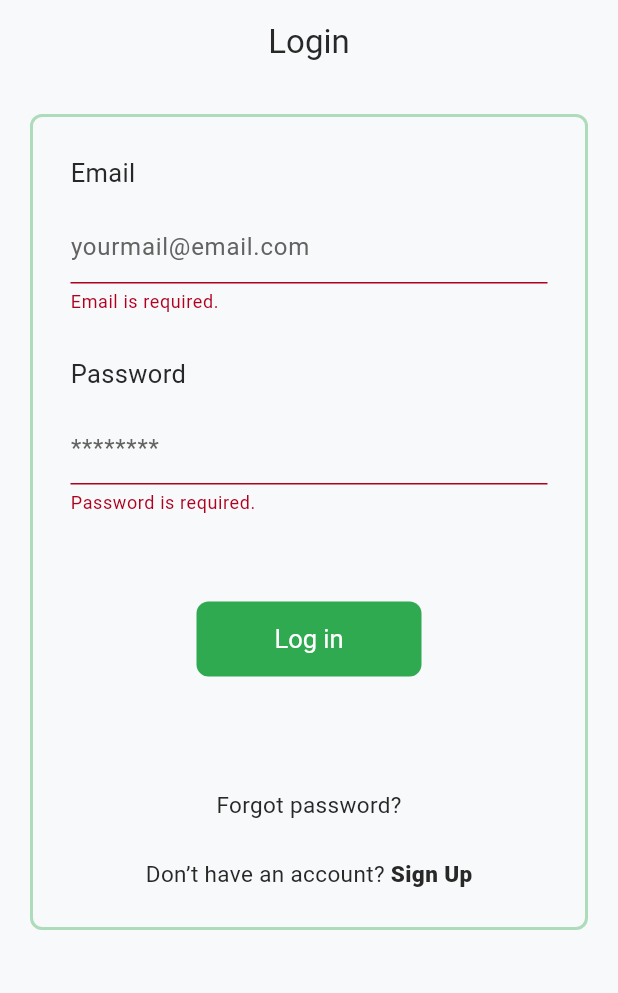
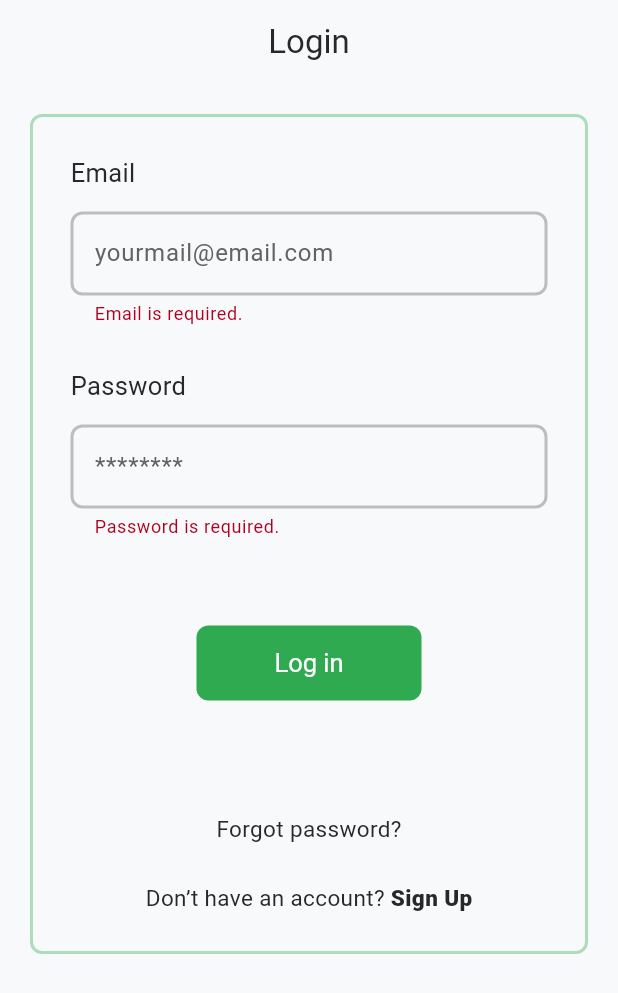
Before and after one commit to dushaDev/NSBMFindX, a Flutter app: the screen it shows after launch, after a tap on "Log in", on a phone screen of 412 x 824 dp. Shown: the top 993 px of the screen. Run offline on Flutter 3.47's test engine with Material 3 defaults, Android fonts, the phone set to English and light mode, and no system bars; our stand-ins replace cloud_firestore, firebase_auth, firebase_core, flutter_dotenv, flutter_spinkit, google_fonts; accounts and stored records are empty.

Commit message:
fix:login,signup pages with errorfocus with border for text fields. work fine

```diff
--- a/lib/login.dart
+++ b/lib/login.dart
@@ -199,7 +199,7 @@ class _LoginState extends State<Login> {
 
   Widget _buildTextFormField(TextEditingController textController, String hint,
       FormFieldValidator validator,
-      {obscureText = false}) {
+      {obscureText = false, TextInputType keyboardType = TextInputType.text}) {
     return TextFormField(
       controller: textController,
       style: TextStyle(
@@ -218,11 +218,24 @@ class _LoginState extends State<Login> {
                 color: Theme.of(context).colorScheme.outline,
                 width: 2.0,
                 style: BorderStyle.solid)),
+        errorBorder: OutlineInputBorder(
+            borderRadius: BorderRadius.circular(8.0),
+            borderSide: BorderSide(
+                color: Theme.of(context).colorScheme.outlineVariant,
+                width: 2.0,
+                style: BorderStyle.solid)),
+        focusedErrorBorder: OutlineInputBorder(
+            borderRadius: BorderRadius.circular(8.0),
+            borderSide: BorderSide(
+                color: Theme.of(context).colorScheme.outlineVariant,
+                width: 2.0,
+                style: BorderStyle.solid)),
         hintText: hint,
       ),
       obscureText: obscureText,
       obscuringCharacter: "*",
       validator: validator,
+      keyboardType: keyboardType,
     );
   }
 
```
Also changed, not shown: lib/lost_post.dart (+6 -7 lines), lib/signup.dart (+25 -1 lines).
